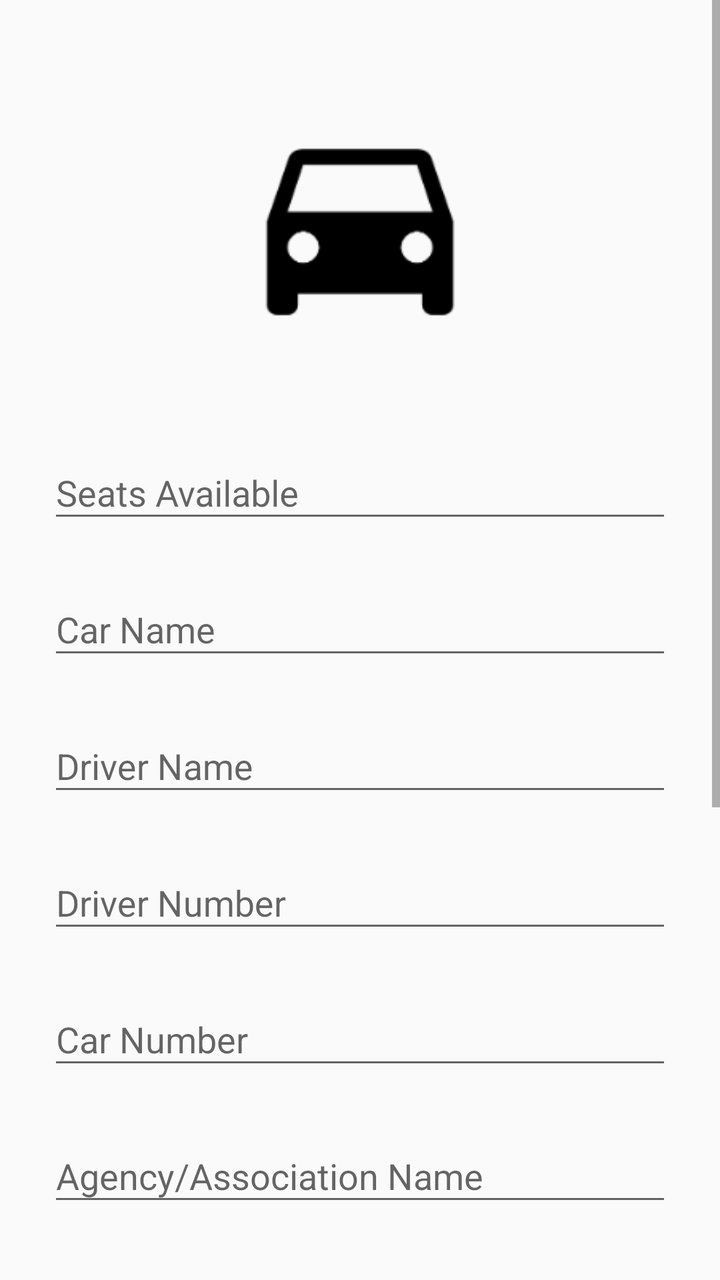
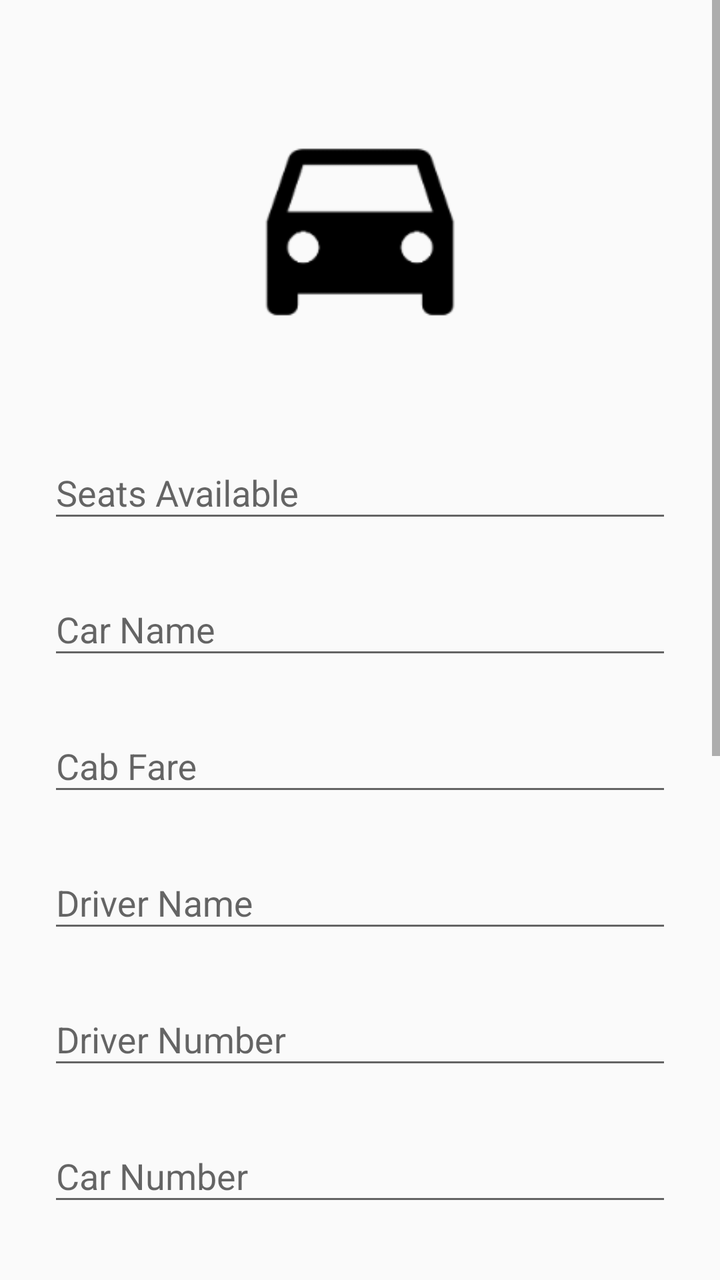

Screens rendered from an Android XML layout before and after an edit, with the pre-edit source and the edit as a unified diff.
<!-- AndroidManifest.xml: application theme AppTheme -->
<!-- res/layout/activity_add_car.xml -->
<?xml version="1.0" encoding="utf-8"?>
<ScrollView xmlns:android="http://schemas.android.com/apk/res/android"
    android:layout_width="match_parent"
    android:layout_height="match_parent"
    android:fitsSystemWindows="true">

    <LinearLayout
        android:layout_width="match_parent"
        android:layout_height="wrap_content"
        android:orientation="vertical"
        android:paddingLeft="24dp"
        android:paddingRight="24dp"
        android:paddingTop="56dp">

        <ImageView
            android:layout_width="300dp"
            android:layout_height="120dp"
            android:layout_gravity="center_horizontal"
            android:layout_marginBottom="30dp"
            android:src="@drawable/logo" />

        
        <android.support.design.widget.TextInputLayout
            android:layout_width="match_parent"
            android:layout_height="wrap_content"
            android:layout_marginBottom="8dp"
            android:layout_marginTop="8dp">

            <EditText
                android:id="@+id/seats_available"
                android:layout_width="match_parent"
                android:layout_height="wrap_content"
                android:hint="Seats Available"
                android:inputType="phone" />
        </android.support.design.widget.TextInputLayout>

        
        <android.support.design.widget.TextInputLayout
            android:layout_width="match_parent"
            android:layout_height="wrap_content"
            android:layout_marginBottom="8dp"
            android:layout_marginTop="8dp">

            <EditText
                android:id="@+id/car_name"
                android:layout_width="match_parent"
                android:layout_height="wrap_content"
                android:hint="Car Name"
                android:inputType="text" />
        </android.support.design.widget.TextInputLayout>


        
        <android.support.design.widget.TextInputLayout
            android:layout_width="match_parent"
            android:layout_height="wrap_content"
            android:layout_marginBottom="8dp"
            android:layout_marginTop="8dp">

            <EditText
                android:id="@+id/driver_name"
                android:layout_width="match_parent"
                android:layout_height="wrap_content"
                android:hint="Driver Name"
                android:inputType="textPersonName" />
        </android.support.design.widget.TextInputLayout>


        
        <android.support.design.widget.TextInputLayout
            android:layout_width="match_parent"
            android:layout_height="wrap_content"
            android:layout_marginBottom="8dp"
            android:layout_marginTop="8dp">

            <EditText
                android:id="@+id/driver_number"
                android:layout_width="match_parent"
                android:layout_height="wrap_content"
                android:hint="Driver Number"
                android:inputType="number" />
        </android.support.design.widget.TextInputLayout>

        
        <android.support.design.widget.TextInputLayout
            android:layout_width="match_parent"
            android:layout_height="wrap_content"
            android:layout_marginBottom="8dp"
            android:layout_marginTop="8dp">

            <EditText
                android:id="@+id/car_number"
                android:layout_width="match_parent"
                android:layout_height="wrap_content"
                android:hint="Car Number"
                android:inputType="number" />
        </android.support.design.widget.TextInputLayout>

        
        <android.support.design.widget.TextInputLayout
            android:layout_width="match_parent"
            android:layout_height="wrap_content"
            android:layout_marginBottom="8dp"
            android:layout_marginTop="8dp">

            <EditText
                android:id="@+id/org_name"
                android:layout_width="match_parent"
                android:layout_height="wrap_content"
                android:hint="Agency/Association Name"
                android:inputType="text" />
        </android.support.design.widget.TextInputLayout>

        <android.support.design.widget.TextInputLayout
            android:layout_width="match_parent"
            android:layout_height="wrap_content"
            android:layout_gravity="center"
            >

            <AutoCompleteTextView
                android:id="@+id/spinner_select_college"
                android:layout_width="match_parent"
                android:layout_height="wrap_content"
                android:hint="College"
                android:inputType="textAutoComplete|text"
                android:maxLines="1"
                android:singleLine="true"
                android:drawablePadding="8dp"
                />

        </android.support.design.widget.TextInputLayout>

        <android.support.design.widget.TextInputLayout
            android:layout_width="match_parent"
            android:layout_height="wrap_content"
            android:layout_marginBottom="8dp"
            android:layout_marginTop="8dp">

            <AutoCompleteTextView
                android:id="@+id/default_pickup_location"
                android:layout_width="match_parent"
                android:layout_height="wrap_content"
                android:hint="Pickup Location"
                android:inputType="text|textAutoComplete"
                android:maxLines="1"
                android:singleLine="true"/>
        </android.support.design.widget.TextInputLayout>

        <android.support.design.widget.TextInputLayout
            android:layout_width="match_parent"
            android:layout_height="wrap_content"
            android:layout_marginBottom="8dp"
            android:layout_marginTop="8dp">

            <AutoCompleteTextView
                android:id="@+id/default_drop_location"
                android:layout_width="match_parent"
                android:layout_height="wrap_content"
                android:hint="Drop Location"
                android:inputType="text|textAutoComplete"
                android:maxLines="1"
                android:singleLine="true" />
        </android.support.design.widget.TextInputLayout>

        <LinearLayout
            android:layout_width="match_parent"
            android:layout_height="wrap_content"
            android:layout_marginBottom="8dp"
            android:layout_marginTop="8dp"
            android:orientation="horizontal">

            <android.support.design.widget.TextInputLayout
                android:layout_width="0dp"
                android:layout_height="wrap_content"
                android:layout_weight="1">

                <EditText
                    android:id="@+id/default_start_date"
                    android:layout_width="match_parent"
                    android:layout_height="wrap_content"
                    android:clickable="true"
                    android:drawablePadding="8dp"
                    android:focusable="false"
                    android:hint="Date"
                    android:inputType="date"
                    android:maxLines="1"
                    android:singleLine="true" />

            </android.support.design.widget.TextInputLayout>

            <android.support.design.widget.TextInputLayout
                android:layout_width="0dp"
                android:layout_height="wrap_content"
                android:layout_weight="1">

                <EditText
                    android:id="@+id/default_start_time"
                    android:layout_width="match_parent"
                    android:layout_height="wrap_content"
                    android:clickable="true"
                    android:drawablePadding="8dp"
                    android:focusable="false"
                    android:hint="Time"
                    android:inputType="datetime"
                    android:maxLines="1"
                    android:singleLine="true" />

            </android.support.design.widget.TextInputLayout>

        </LinearLayout>


        
        <android.support.v7.widget.AppCompatButton
            android:id="@+id/btn_addcar"
            android:layout_width="fill_parent"
            android:layout_height="wrap_content"
            android:layout_marginBottom="24dp"
            android:layout_marginTop="24dp"
            android:padding="12dp"
            android:text="Add Car" />

        <TextView
            android:id="@+id/link_login"
            android:layout_width="fill_parent"
            android:layout_height="wrap_content"
            android:layout_marginBottom="24dp"
            android:gravity="center"
            android:text="Go to Main Menu"
            android:textSize="16sp" />

    </LinearLayout>
</ScrollView>
<!-- resources referenced by this layout -->
<resources>
  <!-- drawable logo: png bitmap (drawable, 3313 bytes) -->
  <style name="AppTheme" parent="Theme.AppCompat.Light.DarkActionBar">
          
      </style>
</resources>

<!-- the commit's change to res/layout/activity_add_car.xml (unified diff, before → after) -->
@@ -47,6 +47,20 @@
                 android:layout_height="wrap_content"
                 android:hint="Car Name"
                 android:inputType="text" />
+        </android.support.design.widget.TextInputLayout>
+
+        <android.support.design.widget.TextInputLayout
+            android:layout_width="match_parent"
+            android:layout_height="wrap_content"
+            android:layout_marginBottom="8dp"
+            android:layout_marginTop="8dp">
+
+            <EditText
+                android:id="@+id/cab_fare"
+                android:layout_width="match_parent"
+                android:layout_height="wrap_content"
+                android:hint="Cab Fare"
+                android:inputType="number" />
         </android.support.design.widget.TextInputLayout>
 
 
